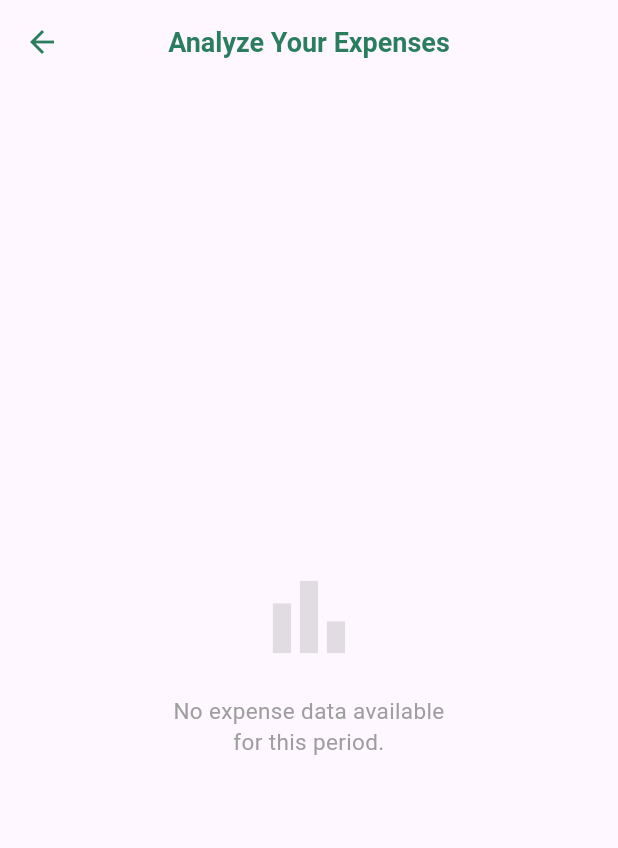
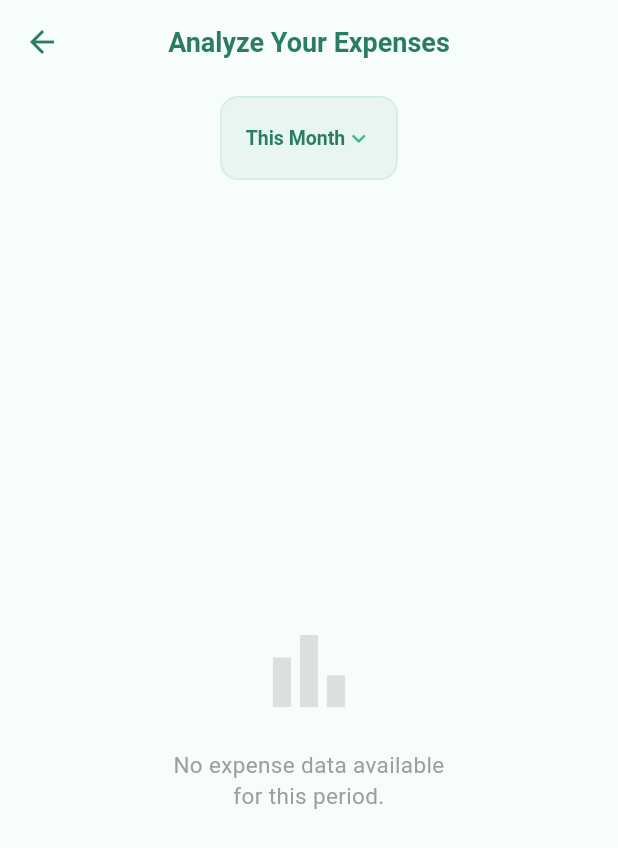
Before and after one commit to shubh-exe23/SPENDWISE, a Flutter app: the AnalysisPage screen opened directly with empty values, on a phone screen of 412 x 824 dp. Shown: the top 848 px of the screen. Run offline on Flutter 3.47's test engine with Material 3 defaults, Android fonts, the phone set to English and light mode, and no system bars; our stand-ins replace fl_chart, flutter_local_notifications, permission_handler, shared_preferences; accounts and stored records are empty.

Commit message:
fixed issues regarding analysis page

```diff
--- a/expense_tracker/lib/views/analysis.dart
+++ b/expense_tracker/lib/views/analysis.dart
@@ -5,9 +5,9 @@ import '../models/transaction.dart';
 
 class AnalysisPage extends StatefulWidget {
   final TransactionController controller;
-  final VoidCallback onBackToHome; // ── 1. ADD THIS ──
+  final VoidCallback onBackToHome;
 
-  const AnalysisPage({super.key, required this.controller, required this.onBackToHome}); // ── 2. UPDATE CONSTRUCTOR ──
+  const AnalysisPage({super.key, required this.controller, required this.onBackToHome});
 
   @override
   State<AnalysisPage> createState() => _AnalysisPageState();
@@ -67,16 +67,48 @@ class _AnalysisPageState extends State<AnalysisPage> {
     final total   = _grandTotal;
 
     return Scaffold(
-     appBar: AppBar(
+      backgroundColor: bg,
+      appBar: AppBar(
         backgroundColor: Colors.transparent, elevation: 0, scrolledUnderElevation: 0, centerTitle: true,
-        // ── 3. ADD THE CUSTOM BACK BUTTON HERE ──
         leading: IconButton(
           icon: Icon(Icons.arrow_back, color: textColor),
           onPressed: widget.onBackToHome,
         ),
         title: Text('Analyze Your Expenses', style: TextStyle(color: textColor, fontWeight: FontWeight.w600, fontSize: 18)),
       ),
-      body: totals.isEmpty ? _emptyState(hintColor) : _content(totals, total, cardBg, textColor, hintColor, borderColor, isDarkMode),
+      body: Column(
+        children: [
+          const SizedBox(height: 8),
+          // ── THE FILTER IS NOW PERSISTENT AT THE TOP ──
+          Center(
+            child: Container(
+              padding: const EdgeInsets.symmetric(horizontal: 16, vertical: 3),
+              decoration: BoxDecoration(
+                color: isDarkMode ? Colors.white12 : const Color(0xFFE8F5F0),
+                borderRadius: BorderRadius.circular(12),
+                border: Border.all(color: borderColor)
+              ),
+              child: DropdownButtonHideUnderline(
+                child: DropdownButton<String>(
+                  value: _filter,
+                  style: TextStyle(color: textColor, fontSize: 13, fontWeight: FontWeight.w600),
+                  icon: const Icon(Icons.keyboard_arrow_down, color: _jade, size: 18),
+                  dropdownColor: cardBg,
+                  items: _filters.map((f) => DropdownMenuItem(value: f, child: Text(f))).toList(),
+                  onChanged: _onFilterChanged,
+                ),
+              ),
+            ),
+          ),
+          const SizedBox(height: 8),
+          // ── WE USE EXPANDED SO THE EMPTY STATE CENTERS PROPERLY ──
+          Expanded(
+            child: totals.isEmpty
+                ? _emptyState(hintColor)
+                : _content(totals, total, cardBg, textColor, hintColor, borderColor, isDarkMode),
+          ),
+        ],
+      ),
     );
   }
 
@@ -106,23 +138,6 @@ class _AnalysisPageState extends State<AnalysisPage> {
             decoration: BoxDecoration(color: cardBg, borderRadius: BorderRadius.circular(20), border: Border.all(color: borderColor)),
             child: Column(
               children: [
-                Center(
-                  child: Container(
-                    padding: const EdgeInsets.symmetric(horizontal: 16, vertical: 3),
-                    decoration: BoxDecoration(color: isDark ? Colors.white12 : const Color(0xFFE8F5F0), borderRadius: BorderRadius.circular(12), border: Border.all(color: borderColor)),
-                    child: DropdownButtonHideUnderline(
-                      child: DropdownButton<String>(
-                        value: _filter,
-                        style: TextStyle(color: textColor, fontSize: 13, fontWeight: FontWeight.w600),
-                        icon: const Icon(Icons.keyboard_arrow_down, color: _jade, size: 18),
-                        dropdownColor: cardBg,
-                        items: _filters.map((f) => DropdownMenuItem(value: f, child: Text(f))).toList(),
-                        onChanged: _onFilterChanged,
-                      ),
-                    ),
-                  ),
-                ),
-                const SizedBox(height: 16),
                 _chartTypeToggle(isDark, textColor),
                 const SizedBox(height: 24),
                 SizedBox(height: 220, child: _isDonut ? _donutChart(totals, total) : _pieChart(totals, total)),
```
